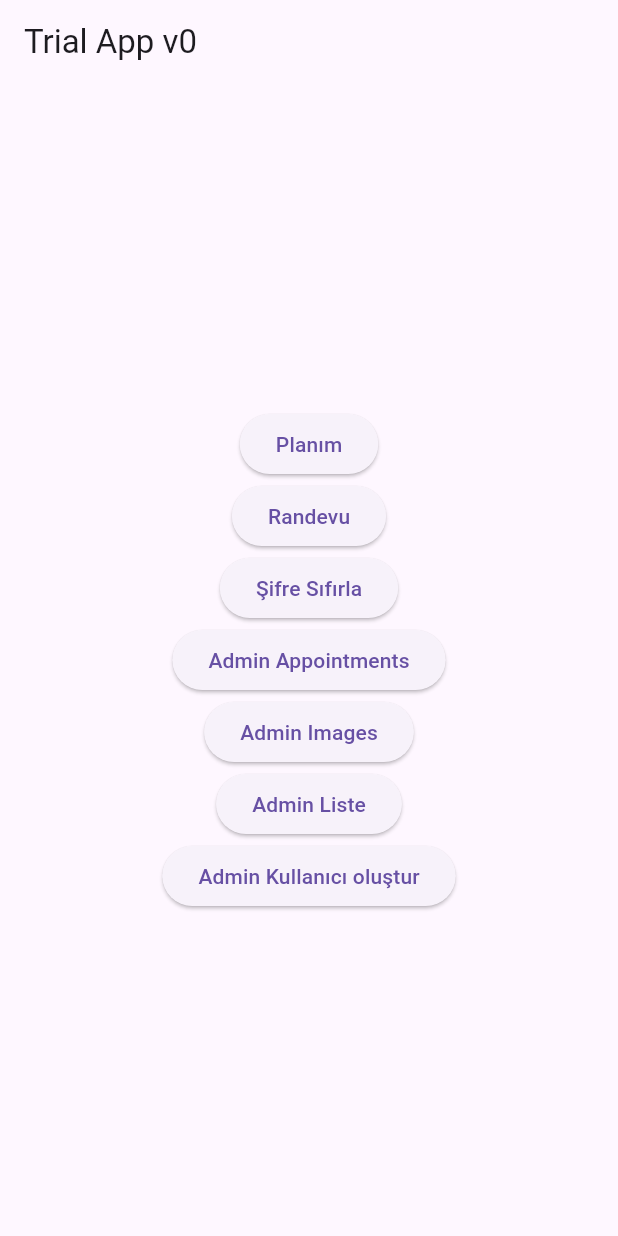
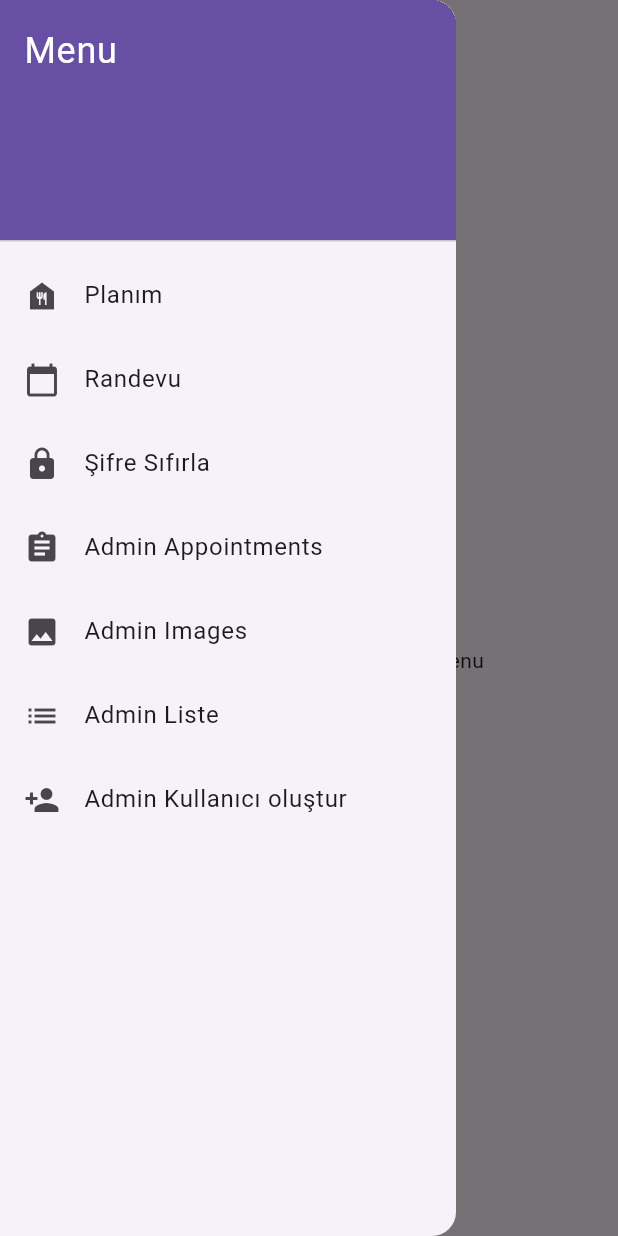
Before and after one commit to yilmazutku/ilkappv1, a Flutter app: the HomePageAfterLogin screen opened directly, with the side drawer open (before the commit the screen has no drawer), on a phone screen of 412 x 824 dp. Run offline on Flutter 3.47's test engine with Material 3 defaults, Android fonts, the phone set to English and light mode, and no system bars; our stand-ins replace cloud_firestore, file_picker, firebase_auth, firebase_core, firebase_storage, image_picker and 1 more; missing offline and left inert: docx_to_text; accounts and stored records are empty; network calls fail.

Commit message:
paket ayrışımları, liste yükleme iyileştirmesi

```diff
--- a/lib/pages/booking_page.dart
+++ b/lib/appointments/appointments_page.dart
@@ -8,10 +8,10 @@ import '../managers/appointment_manager.dart';
 import '../commons/common.dart';
 
 final auth = FirebaseAuth.instance;
-final Logger logger = Logger.forClass(BookingPage);
+final Logger logger = Logger.forClass(AppointmentsPage);
 
-class BookingPage extends StatelessWidget {
-  const BookingPage({super.key});
+class AppointmentsPage extends StatelessWidget {
+  const AppointmentsPage({super.key});
 
   @override
   Widget build(BuildContext context) {
--- a/lib/commons/common.dart
+++ b/lib/commons/common.dart
@@ -8,18 +8,18 @@ enum ViewType { list, grid }
 enum MeetingType { online, f2f }
 
 enum Meals {
-  br('kahvalti', 'sabah/'),
-  firstmid('sabah ara öğün', 'ilkara/'),
-  lunch('öğle yemeği', 'oglen/'),
-  secondmid('ikindi ara öğün', 'ikinciara/'),
-  dinner('akşam yemeği', 'aksam/'),
-  thirdmid('akşam ara öğün', 'ucuncuara/'),
-  ;
+  br('Kahvaltı', 'sabah/', '09:00'),
+  firstmid('sabah ara öğün', 'ilkara/', '10:30'),
+  lunch('Öğle', 'oglen/', '12:30'),
+  secondmid('Öğle Ara Öğün', 'ikinciara/', '16:00'),
+  dinner('Akşam', 'aksam/', '19:00'),
+  thirdmid('Gece Ara Öğün', 'ucuncuara/', '21:00');
 
-  const Meals(this.label, this.url);
+  const Meals(this.label, this.url, this.defaultTime);
 
   final String label;
   final String url;
+  final String defaultTime;
 }
 
 class Constants {
--- a/lib/pages/home_page_after_login.dart
+++ b/lib/pages/home_page_after_login.dart
@@ -1,11 +1,11 @@
 import 'package:flutter/material.dart';
-import 'package:untitled/pages/reset_password_page.dart';
+import 'package:untitled/usersAndAccount/reset_password_page.dart';
 
 import '../commons/logger.dart';
-import 'admin_appointments_page.dart';
+import '../appointments/admin_appointments_page.dart';
+import '../usersAndAccount/admin_create_user_page.dart';
 import 'admin_images_page.dart';
-import 'admin_create_user_page.dart';
-import 'booking_page.dart';
+import '../appointments/appointments_page.dart';
 import 'file_handler_page.dart';
 import 'meal_upload_page.dart';
 
@@ -22,65 +22,81 @@ class HomePageAfterLogin extends StatelessWidget {
     // else {
     return Scaffold(
       appBar: AppBar(title: const Text('Trial App v0')),
-      body: Center(
-        child: Column(
-          mainAxisAlignment: MainAxisAlignment.center,
+      drawer: Drawer(
+        child: ListView(
+          padding: EdgeInsets.zero,
           children: <Widget>[
-            ElevatedButton(
-              child: const Text('Planım'),
-              onPressed: () => Navigator.push(
+            DrawerHeader(
+              decoration: BoxDecoration(
+                color: Theme.of(context).primaryColor,
+              ),
+              child: const Text(
+                'Menu',
+                style: TextStyle(
+                  color: Colors.white,
+                  fontSize: 24,
+                ),
+              ),
+            ),
+            // ListTile for "Planım"
+            ListTile(
+              leading: const Icon(Icons.food_bank),
+              title: const Text('Planım'),
+              onTap: () => Navigator.push(
                 context,
                 MaterialPageRoute(builder: (context) => const MealUploadPage()),
               ),
             ),
-            // ElevatedButton(
-            //   child: const Text('Chat with Admin'),
-            //   onPressed: () => Navigator.push(
-            //     context,
-            //     MaterialPageRoute(builder: (context) => const ChatPage()),
-            //   ),
-            // ),
-            ElevatedButton(
-              child: const Text('Randevu'),
-              onPressed: () => Navigator.push(
+            // ListTile for "Randevu"
+            ListTile(
+              leading: const Icon(Icons.calendar_today),
+              title: const Text('Randevu'),
+              onTap: () => Navigator.push(
                 context,
-                MaterialPageRoute(builder: (context) => const BookingPage()),
+                MaterialPageRoute(builder: (context) => const AppointmentsPage()),
               ),
             ),
-
-            ElevatedButton(
-              child: const Text('Şifre Sıfırla'),
-              onPressed: () => Navigator.push(
+            // ListTile for "Şifre Sıfırla"
+            ListTile(
+              leading: const Icon(Icons.lock),
+              title: const Text('Şifre Sıfırla'),
+              onTap: () => Navigator.push(
                 context,
                 MaterialPageRoute(builder: (context) => const ResetPasswordPage()),
               ),
             ),
-            ElevatedButton(
-              child: const Text('Admin Appointments'),
-              onPressed: () => Navigator.push(
+            // ListTile for "Admin Appointments"
+            ListTile(
+              leading: const Icon(Icons.assignment),
+              title: const Text('Admin Appointments'),
+              onTap: () => Navigator.push(
                 context,
-                MaterialPageRoute(
-                    builder: (context) => const AdminAppointmentsPage()),
+                MaterialPageRoute(builder: (context) => const AdminAppointmentsPage()),
               ),
             ),
-            ElevatedButton(
-              child: const Text('Admin Images'),
-              onPressed: () => Navigator.push(
+            // ListTile for "Admin Images"
+            ListTile(
+              leading: const Icon(Icons.image),
+              title: const Text('Admin Images'),
+              onTap: () => Navigator.push(
                 context,
                 MaterialPageRoute(builder: (context) => const AdminImages()),
               ),
             ),
-            ElevatedButton(
-              child: const Text('Admin Liste'),
-              onPressed: () => Navigator.push(
+            // ListTile for "Admin Liste"
+            ListTile(
+              leading: const Icon(Icons.list),
+              title: const Text('Admin Liste'),
+              onTap: () => Navigator.push(
                 context,
                 MaterialPageRoute(builder: (context) => const FileHandlerPage()),
               ),
             ),
-
-            ElevatedButton(
-              child: const Text('Admin Kullanıcı oluştur'),
-              onPressed: () => Navigator.push(
+            // ListTile for "Admin Kullanıcı oluştur"
+            ListTile(
+              leading: const Icon(Icons.person_add),
+              title: const Text('Admin Kullanıcı oluştur'),
+              onTap: () => Navigator.push(
                 context,
                 MaterialPageRoute(builder: (context) => const CreateUserPage()),
               ),
@@ -88,7 +104,79 @@ class HomePageAfterLogin extends StatelessWidget {
           ],
         ),
       ),
+      body: const Center(
+        child: Text('Select an option from the side menu'),
+      ),
     );
+    // return Scaffold(
+    //   appBar: AppBar(title: const Text('Trial App v0')),
+    //   body: Center(
+    //     child: Column(
+    //       mainAxisAlignment: MainAxisAlignment.center,
+    //       children: <Widget>[
+    //         ElevatedButton(
+    //           child: const Text('Planım'),
+    //           onPressed: () => Navigator.push(
+    //             context,
+    //             MaterialPageRoute(builder: (context) => const MealUploadPage()),
+    //           ),
+    //         ),
+    //         // ElevatedButton(
+    //         //   child: const Text('Chat with Admin'),
+    //         //   onPressed: () => Navigator.push(
+    //         //     context,
+    //         //     MaterialPageRoute(builder: (context) => const ChatPage()),
+    //         //   ),
+    //         // ),
+    //         ElevatedButton(
+    //           child: const Text('Randevu'),
+    //           onPressed: () => Navigator.push(
+    //             context,
+    //             MaterialPageRoute(builder: (context) => const BookingPage()),
+    //           ),
+    //         ),
+    //
+    //         ElevatedButton(
+    //           child: const Text('Şifre Sıfırla'),
+    //           onPressed: () => Navigator.push(
+    //             context,
+    //             MaterialPageRoute(builder: (context) => const ResetPasswordPage()),
+    //           ),
+    //         ),
+    //         ElevatedButton(
+    //           child: const Text('Admin Appointments'),
+    //           onPressed: () => Navigator.push(
+    //             context,
+    //             MaterialPageRoute(
+    //                 builder: (context) => const AdminAppointmentsPage()),
+    //           ),
+    //         ),
+    //         ElevatedButton(
+    //           child: const Text('Admin Images'),
+    //           onPressed: () => Navigator.push(
+    //             context,
+    //             MaterialPageRoute(builder: (context) => const AdminImages()),
+    //           ),
+    //         ),
+    //         ElevatedButton(
+    //           child: const Text('Admin Liste'),
+    //           onPressed: () => Navigator.push(
+    //             context,
+    //             MaterialPageRoute(builder: (context) => const FileHandlerPage()),
+    //           ),
+    //         ),
+    //
+    //         ElevatedButton(
+    //           child: const Text('Admin Kullanıcı oluştur'),
+    //           onPressed: () => Navigator.push(
+    //             context,
+    //             MaterialPageRoute(builder: (context) => const CreateUserPage()),
+    //           ),
+    //         ),
+    //       ],
+    //     ),
+    //   ),
+    // );
   }
 
 // }
--- a/lib/pages/login_page.dart
+++ b/lib/pages/login_page.dart
@@ -1,6 +1,6 @@
 import 'package:flutter/material.dart';
 import 'package:provider/provider.dart';
-import 'package:untitled/pages/reset_password_page.dart';
+import 'package:untitled/usersAndAccount/reset_password_page.dart';
 
 import '../commons/logger.dart';
 import '../managers/login_manager.dart';
--- a/lib/pages/reset_password_page.dart
+++ b/lib/usersAndAccount/reset_password_page.dart
@@ -2,7 +2,7 @@ import 'package:flutter/material.dart';
 import 'package:firebase_auth/firebase_auth.dart';
 
 import '../commons/logger.dart';
-import 'login_page.dart';
+import '../pages/login_page.dart';
 
 final Logger logger = Logger.forClass(ResetPasswordPage);
 
```
Also changed, not shown: lib/managers/appointment_manager.dart (+6 -2 lines), lib/pages/file_handler_page.dart (+69 -38 lines), lib/usersAndAccount/change_pw_page.dart (renamed from lib/pages/change_pw_page.dart, +7 -4 lines), lib/appointments/admin_appointments_page.dart (renamed from lib/pages/admin_appointments_page.dart), lib/usersAndAccount/admin_create_user_page.dart (renamed from lib/pages/admin_create_user_page.dart), pubspec.lock.
